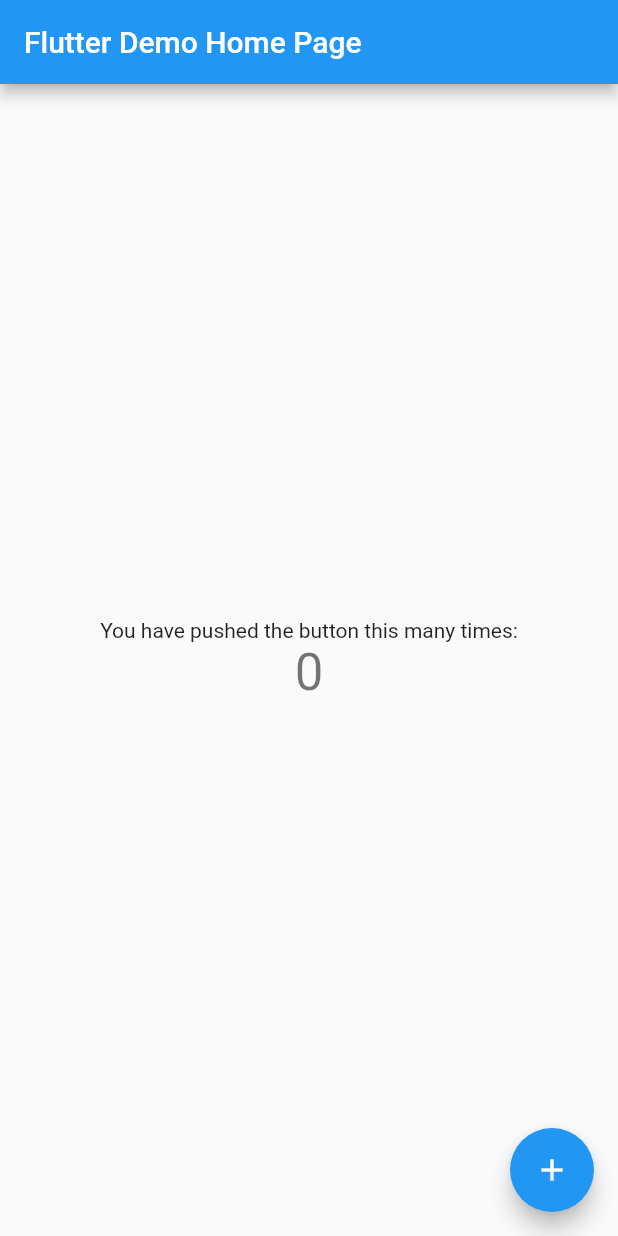
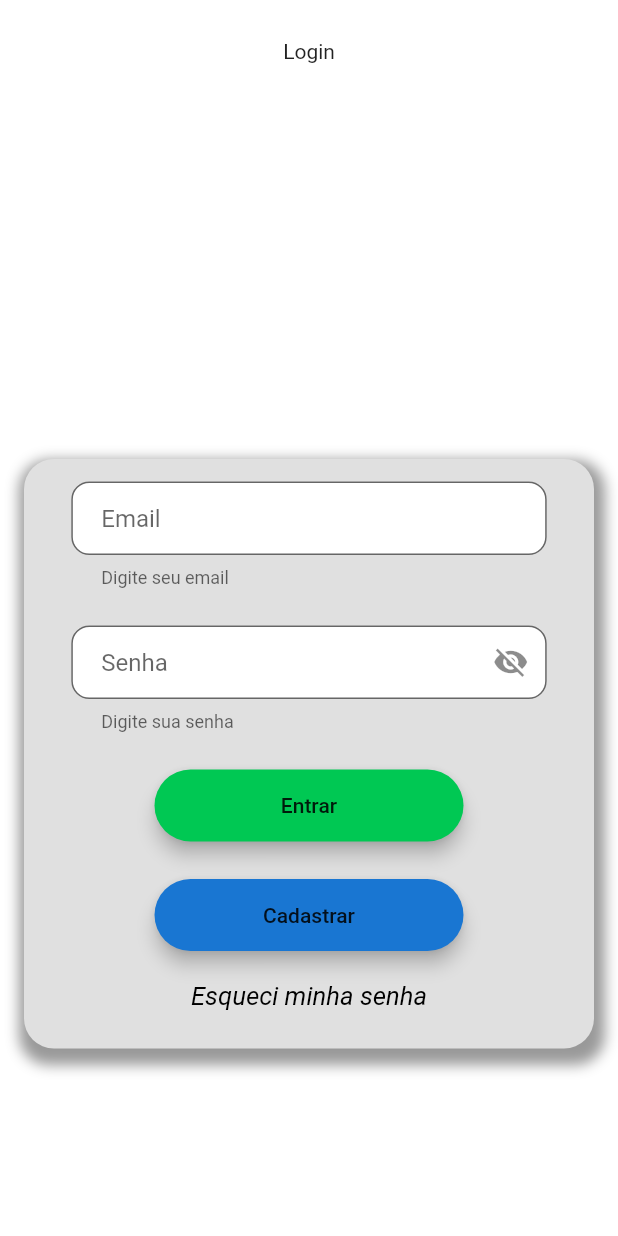
Before and after one commit to leonardorh18/minhacarteira-app, a Flutter app: the screen it shows after launch, on a phone screen of 412 x 824 dp. Run offline on Flutter 3.47's test engine with Material 2 defaults, Android fonts, the light colour scheme and no system bars; our stand-ins replace page_transition.

Commit message:
tela de login

```diff
--- a/carteira/lib/main.dart
+++ b/carteira/lib/main.dart
@@ -1,113 +1,16 @@
 import 'package:flutter/material.dart';
 
+
+import 'views/login.dart';
+
+
 void main() {
-  runApp(MyApp());
+
+  runApp(MaterialApp(
+    home: Login(),
+
+    debugShowCheckedModeBanner: false,
+
+  ),
+  );
 }
-
-class MyApp extends StatelessWidget {
-  // This widget is the root of your application.
-  @override
-  Widget build(BuildContext context) {
-    return MaterialApp(
-      title: 'Flutter Demo',
-      theme: ThemeData(
-        // This is the theme of your application.
-        //
-        // Try running your application with "flutter run". You'll see the
-        // application has a blue toolbar. Then, without quitting the app, try
-        // changing the primarySwatch below to Colors.green and then invoke
-        // "hot reload" (press "r" in the console where you ran "flutter run",
-        // or simply save your changes to "hot reload" in a Flutter IDE).
-        // Notice that the counter didn't reset back to zero; the application
-        // is not restarted.
-        primarySwatch: Colors.blue,
-      ),
-      home: MyHomePage(title: 'Flutter Demo Home Page'),
-    );
-  }
-}
-
-class MyHomePage extends StatefulWidget {
-  MyHomePage({Key? key, required this.title}) : super(key: key);
-
-  // This widget is the home page of your application. It is stateful, meaning
-  // that it has a State object (defined below) that contains fields that affect
-  // how it looks.
-
-  // This class is the configuration for the state. It holds the values (in this
-  // case the title) provided by the parent (in this case the App widget) and
-  // used by the build method of the State. Fields in a Widget subclass are
-  // always marked "final".
-
-  final String title;
-
-  @override
-  _MyHomePageState createState() => _MyHomePageState();
-}
-
-class _MyHomePageState extends State<MyHomePage> {
-  int _counter = 0;
-
-  void _incrementCounter() {
-    setState(() {
-      // This call to setState tells the Flutter framework that something has
-      // changed in this State, which causes it to rerun the build method below
-      // so that the display can reflect the updated values. If we changed
-      // _counter without calling setState(), then the build method would not be
-      // called again, and so nothing would appear to happen.
-      _counter++;
-    });
-  }
-
-  @override
-  Widget build(BuildContext context) {
-    // This method is rerun every time setState is called, for instance as done
-    // by the _incrementCounter method above.
-    //
-    // The Flutter framework has been optimized to make rerunning build methods
-    // fast, so that you can just rebuild anything that needs updating rather
-    // than having to individually change instances of widgets.
-    return Scaffold(
-      appBar: AppBar(
-        // Here we take the value from the MyHomePage object that was created by
-        // the App.build method, and use it to set our appbar title.
-        title: Text(widget.title),
-      ),
-      body: Center(
-        // Center is a layout widget. It takes a single child and positions it
-        // in the middle of the parent.
-        child: Column(
-          // Column is also a layout widget. It takes a list of children and
-          // arranges them vertically. By default, it sizes itself to fit its
-          // children horizontally, and tries to be as tall as its parent.
-          //
-          // Invoke "debug painting" (press "p" in the console, choose the
-          // "Toggle Debug Paint" action from the Flutter Inspector in Android
-          // Studio, or the "Toggle Debug Paint" command in Visual Studio Code)
-          // to see the wireframe for each widget.
-          //
-          // Column has various properties to control how it sizes itself and
-          // how it positions its children. Here we use mainAxisAlignment to
-          // center the children vertically; the main axis here is the vertical
-          // axis because Columns are vertical (the cross axis would be
-          // horizontal).
-          mainAxisAlignment: MainAxisAlignment.center,
-          children: <Widget>[
-            Text(
-              'You have pushed the button this many times:',
-            ),
-            Text(
-              '$_counter',
-              style: Theme.of(context).textTheme.headline4,
-            ),
-          ],
-        ),
-      ),
-      floatingActionButton: FloatingActionButton(
-        onPressed: _incrementCounter,
-        tooltip: 'Increment',
-        child: Icon(Icons.add),
-      ), // This trailing comma makes auto-formatting nicer for build methods.
-    );
-  }
-}
--- /dev/null
+++ b/carteira/lib/views/login.dart
@@ -0,0 +1,201 @@
+
+import 'package:flutter/material.dart';
+
+import 'package:page_transition/page_transition.dart';
+
+
+
+// ignore: must_be_immutable
+class Login extends StatefulWidget {
+
+  @override
+  _LoginState createState() => _LoginState();
+}
+
+class _LoginState extends State<Login> {
+  String _erro = '';
+  bool logado = true;
+
+    final email = TextEditingController();
+    final senha = TextEditingController();
+    final emailRec = TextEditingController();
+
+    bool _obscureText = true;
+
+   void toggle(){
+     setState(() {
+       _obscureText = !_obscureText;
+     });
+   }
+
+
+   @override
+    void initState()   {
+
+
+      super.initState();
+
+    }
+  Widget build(BuildContext context) {
+
+    final emailField = TextField(
+      obscureText: false,
+      controller: email,
+      decoration: InputDecoration(
+        filled: true,
+        fillColor: Colors.white,
+          contentPadding: EdgeInsets.fromLTRB(20.0, 15.0, 20.0, 15.0),
+          hintText: "Email",
+          border:
+          OutlineInputBorder(borderRadius: BorderRadius.circular(12.0)),
+          helperText: "Digite seu email",
+
+      ),
+    );
+    final passwordField = TextField(
+      obscureText: _obscureText,
+      controller: senha,
+      decoration: InputDecoration(
+        suffixIcon: IconButton(icon: _obscureText ? Icon(Icons.visibility_off) : Icon(Icons.visibility), onPressed: toggle),
+        filled: true,
+        fillColor: Colors.white,
+          contentPadding: EdgeInsets.fromLTRB(20.0, 15.0, 20.0, 15.0),
+          hintText: "Senha",
+          border:
+          OutlineInputBorder(borderRadius: BorderRadius.circular(12.0)),
+           helperText: "Digite sua senha",
+      ),
+
+    );
+    final loginButon = Material(
+      elevation: 5.0,
+      borderRadius: BorderRadius.circular(30.0),
+      color: Colors.greenAccent[700],
+      child: MaterialButton(
+        minWidth: MediaQuery.of(context).size.width,
+        padding: EdgeInsets.fromLTRB(20.0, 15.0, 20.0, 15.0),
+        onPressed: (){},
+        child: Text("Entrar",
+            textAlign: TextAlign.center,
+
+      ),
+      ),
+    );
+    final registerButon = Material(
+      elevation: 5.0,
+      borderRadius: BorderRadius.circular(30.0),
+      color: Colors.blue[700],
+      child: MaterialButton(
+        minWidth: MediaQuery.of(context).size.width,
+        padding: EdgeInsets.fromLTRB(20.0, 15.0, 20.0, 15.0),
+        onPressed: (){
+          //Navigator.push(context, PageTransition(type: PageTransitionType.rightToLeft, child: Cadastro()));
+        },
+          child: Text("Cadastrar",
+          textAlign: TextAlign.center,
+
+          ),
+          ),
+          );
+
+          return  Scaffold(
+            backgroundColor: Colors.white,
+          body:  SingleChildScrollView(
+            child: Center(
+              child: Container(
+                width:  MediaQuery.of(context).size.width + 10,
+                child: Padding(
+                  padding: const EdgeInsets.all(16.0),
+                  child: Column(
+                    crossAxisAlignment: CrossAxisAlignment.center,
+                    mainAxisAlignment: MainAxisAlignment.center,
+                    children: <Widget>[
+                      Padding(padding: EdgeInsets.only(top: 10),
+                      child: SizedBox(
+                          height: 255.0,
+                          child: Text('Login')
+
+                      ),
+
+                      ),
+
+
+                      SizedBox(height: 25.0),
+                      Container(
+                        width: MediaQuery.of(context).size.width + 10,
+                        decoration: BoxDecoration(
+                          color: Colors.grey[300],
+                          borderRadius: BorderRadius.only(
+
+                              bottomLeft: Radius.circular(20),
+                              bottomRight: Radius.circular(20),
+                              topLeft: Radius.circular(20),
+                              topRight: Radius.circular(20),
+                          ),
+                          boxShadow: [
+                            BoxShadow(
+                              color: Colors.black.withOpacity(0.4),
+                              spreadRadius: 5,
+                              blurRadius: 7,
+                              offset: Offset(2, 6), // changes position of shadow
+                            ),
+                          ],
+                        ),
+                        child: Column(
+                          children: <Widget>[
+                                SizedBox(height: 15.0),
+                                 SizedBox(
+                                  width: MediaQuery.of(context).size.width/1.3,
+                                  child: emailField,
+                                ),
+
+                                SizedBox(height: 25.0),
+
+                                SizedBox(
+                                  width: MediaQuery.of(context).size.width/1.3,
+                                  child: passwordField,
+                                ),
+
+                                SizedBox(
+                                  height: 25.0,
+                                ),
+                                SizedBox(
+
+                                  width: MediaQuery.of(context).size.width/2,
+                                  child: loginButon,
+                                ),
+
+                                SizedBox(
+                                  height: 25.0,
+                                ),
+                                SizedBox(
+                                  width: MediaQuery.of(context).size.width/2,
+                                  child: registerButon,
+                                ),
+
+                                SizedBox(height: 20,),
+                                GestureDetector(
+                                  onTap: (){
+
+                                  },
+                                  child:Center(child: Text('Esqueci minha senha',
+                                  style: TextStyle(fontSize: 17, color: Colors.black, fontStyle: FontStyle.italic)),
+                                ),
+                                ),
+                                SizedBox(
+                                  height: 25.0,
+                                ),
+                          ],
+
+                        )
+                      ),
+
+                    ],
+                  ),
+                ),
+              ),
+            ),
+          ),
+    );
+  }
+}
--- a/carteira/pubspec.yaml
+++ b/carteira/pubspec.yaml
@@ -23,7 +23,9 @@
 dependencies:
   flutter:
     sdk: flutter
-
+  mobx: ^1.2.1+4
+  flutter_mobx: ^1.1.0+1
+  page_transition: ^2.0.2
 
   # The following adds the Cupertino Icons font to your application.
   # Use with the CupertinoIcons class for iOS style icons.
@@ -32,6 +34,8 @@
 dev_dependencies:
   flutter_test:
     sdk: flutter
+  mobx_codegen: ^1.1.2
+  build_runner: ^1.11.0
 
 # For information on the generic Dart part of this file, see the
 # following page: https://dart.dev/tools/pub/pubspec
```
Also changed, not shown: carteira/pubspec.lock, 1 other file.
